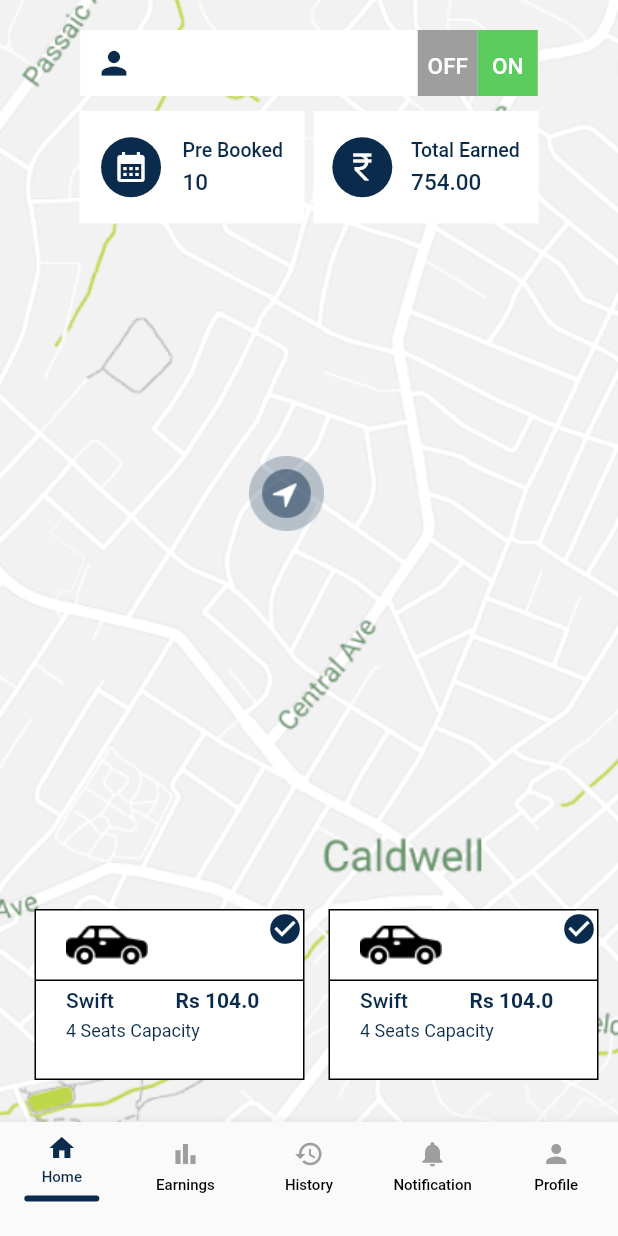
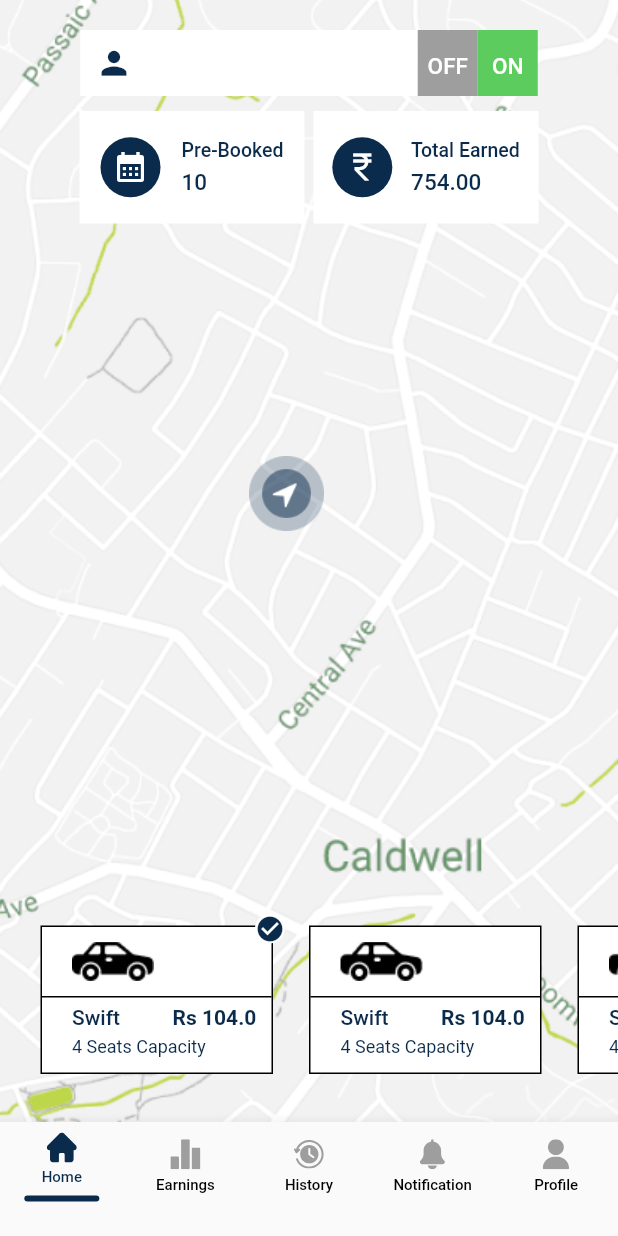
Before and after one commit to Rayarmohan/Jambo-Taxi-app, a Flutter app: the BottomNavigation screen opened by its route, on a phone screen of 412 x 824 dp. Run offline on Flutter 3.47's test engine with Material 3 defaults, Android fonts, the phone set to English and light mode, and no system bars; our stand-ins replace dotted_border, flutter_rating_bar, flutter_screenutil, flutter_svg, get; Roboto replaces fonts that are missing (SF Pro Display).

Commit message:
home page busg fixed

```diff
--- a/lib/features/bottom_navigation/bottom_navigation.dart
+++ b/lib/features/bottom_navigation/bottom_navigation.dart
@@ -12,6 +12,7 @@ import 'package:jambotaxi/features/login/login_screen.dart';
 import 'package:jambotaxi/features/notification/notification_screen.dart';
 import 'package:jambotaxi/features/profile/profile_screen.dart';
 import 'package:jambotaxi/utils/color/app_colors.dart';
+import 'package:jambotaxi/widgets/custom_images.dart';
 
 class BottomNavigation extends StatelessWidget {
   final TextStyle selectedLabelStyle = const TextStyle(
@@ -48,15 +49,15 @@ class BottomNavigation extends StatelessWidget {
     return Obx(
       () => BottomNavigationBar(
         items: [
-          _buildBottomNavigationBarItem('Home', Icons.home,
+          _buildBottomNavigationBarItem('Home', 'bottomnav_home',
               bottomNavigationController.tabIndex.value == 0, context),
-          _buildBottomNavigationBarItem('Earnings', Icons.bar_chart_outlined,
+          _buildBottomNavigationBarItem('Earnings', 'bottomnav_earnings',
               bottomNavigationController.tabIndex.value == 1, context),
-          _buildBottomNavigationBarItem('History', Icons.history_outlined,
+          _buildBottomNavigationBarItem('History', 'bottomnav_history',
               bottomNavigationController.tabIndex.value == 2, context),
-          _buildBottomNavigationBarItem('Notification', Icons.notifications,
+          _buildBottomNavigationBarItem('Notification', 'bottomnav_notifications',
               bottomNavigationController.tabIndex.value == 3, context),
-          _buildBottomNavigationBarItem('Profile', Icons.person,
+          _buildBottomNavigationBarItem('Profile', 'bottomnav_profile',
               bottomNavigationController.tabIndex.value == 4, context),
         ],
         currentIndex: bottomNavigationController.tabIndex.value,
@@ -71,14 +72,16 @@ class BottomNavigation extends StatelessWidget {
   }
 
   BottomNavigationBarItem _buildBottomNavigationBarItem(
-      String label, IconData icon, bool isActive, BuildContext context) {
+      String label, String path , bool isActive, BuildContext context) {
     return BottomNavigationBarItem(
       icon: Column(
         mainAxisSize: MainAxisSize.min,
         children: [
-          Icon(
-            icon,
-            size: 20,
+          CustomSvgImage(
+            imageName: path,
+            height: 20,
+            width: 20,
+            color: Colors.grey,
           ),
           SizedBox(
             height: 5,
@@ -94,10 +97,11 @@ class BottomNavigation extends StatelessWidget {
       activeIcon: Column(
         mainAxisSize: MainAxisSize.min,
         children: [
-          Icon(
-            icon,
+          CustomSvgImage(
             color: AppColors.primeryColor,
-            size: 20,
+            imageName: path,
+            height: 20,
+            width: 20,
           ),
           SizedBox(
             height: 4,
--- a/lib/features/home/home.dart
+++ b/lib/features/home/home.dart
@@ -47,24 +47,23 @@ class Home extends StatelessWidget {
 
   Widget _listview() {
     return Container(
-      height: 130,
+      height: 123,
       child: ListView.builder(
           scrollDirection: Axis.horizontal,
           itemCount: 3,
           itemBuilder: ((context, index) {
-            return GestureDetector(
+            return Stack(
+              children: [
+                GestureDetector(
                   onTap: () => Get.toNamed(AppRoute.ride_request),
                   child: Padding(
-                  padding: const EdgeInsets.all(8.0),
-                  child: Stack(
-                    children: [
-                      Container(
+                    padding: const EdgeInsets.all(12.0),
+                    child: Container(
                       decoration: BoxDecoration(
                           color: Colors.white,
-                            border:
-                                Border.all(width: 1.0, color: Colors.black)),
-                        height: 130,
-                        width: 180,
+                          border: Border.all(width: 1.0, color: Colors.black)),
+                      height: 123,
+                      width: 155,
                       child: Column(
                         children: [
                           Padding(
@@ -95,11 +94,10 @@ class Home extends StatelessWidget {
                             child: Column(
                               children: [
                                 Padding(
-                                    padding: const EdgeInsets.only(
-                                        top: 5.0, left: 20),
+                                  padding:
+                                      const EdgeInsets.only(top: 5.0, left: 20),
                                   child: Row(
-                                      mainAxisAlignment:
-                                          MainAxisAlignment.start,
+                                    mainAxisAlignment: MainAxisAlignment.start,
                                     children: [
                                       Text("Swift",
                                           style: Theme.of(context)
@@ -108,10 +106,10 @@ class Home extends StatelessWidget {
                                               .copyWith(
                                                   fontSize: 14,
                                                   fontWeight: FontWeight.w500,
-                                                    color: AppColors
-                                                        .primeryColor)),
+                                                  color:
+                                                      AppColors.primeryColor)),
                                       SizedBox(
-                                          width: 41,
+                                        width: 35,
                                       ),
                                       Text("Rs 104.0",
                                           style: Theme.of(context)
@@ -120,16 +118,15 @@ class Home extends StatelessWidget {
                                               .copyWith(
                                                   fontSize: 14,
                                                   fontWeight: FontWeight.w700,
-                                                    color: AppColors
-                                                        .primeryColor)),
+                                                  color:
+                                                      AppColors.primeryColor)),
                                     ],
                                   ),
                                 ),
                                 Padding(
                                   padding: const EdgeInsets.only(left: 20.0),
                                   child: Row(
-                                      mainAxisAlignment:
-                                          MainAxisAlignment.start,
+                                    mainAxisAlignment: MainAxisAlignment.start,
                                     children: [
                                       Text("4 Seats Capacity",
                                           style: Theme.of(context)
@@ -139,8 +136,8 @@ class Home extends StatelessWidget {
                                                   height: 1.7,
                                                   fontSize: 12,
                                                   fontWeight: FontWeight.w400,
-                                                    color: AppColors
-                                                        .primeryColor)),
+                                                  color:
+                                                      AppColors.primeryColor)),
                                     ],
                                   ),
                                 )
@@ -150,9 +147,12 @@ class Home extends StatelessWidget {
                         ],
                       ),
                     ),
+                  ),
+                ),
+                if (index == 0)
                 Positioned(
-                        top: 1,
-                        right: 1,
+                  top: 4,
+                  right: 4,
                   child: Container(
                     decoration: const BoxDecoration(
                       color: Colors.white,
@@ -161,12 +161,11 @@ class Home extends StatelessWidget {
                     child: const Icon(
                       Icons.check_circle,
                       color: AppColors.primeryColor,
-                            size: 24,
+                      size: 20,
                     ),
                   ),
                 ),
               ],
-                  )),
             );
           })),
     );
@@ -258,7 +257,7 @@ class Home extends StatelessWidget {
                               mainAxisAlignment: MainAxisAlignment.center,
                               crossAxisAlignment: CrossAxisAlignment.start,
                               children: [
-                                Text("Pre Booked",
+                                Text("Pre-Booked",
                                     style: Theme.of(context)
                                         .textTheme
                                         .bodyLarge!
--- a/lib/main.dart
+++ b/lib/main.dart
@@ -1,6 +1,7 @@
 import 'package:flutter/material.dart';
 import 'package:flutter_screenutil/flutter_screenutil.dart';
 import 'package:get/get.dart';
+import 'package:jambotaxi/features/bottom_navigation/bottom_navigation.dart';
 import 'package:jambotaxi/features/home/home.dart';
 import 'package:jambotaxi/features/profile/editprofile_screen.dart';
 import 'package:jambotaxi/utils/core/theme/app_theme.dart';
@@ -26,8 +27,8 @@ class MyApp extends StatelessWidget {
         theme: AppTheme.appTheme,
         debugShowCheckedModeBanner: false,
         title: 'jambotaxiapp',
-
-        initialRoute: AppRoute.onboard,
+        home: BottomNavigation(),
+        // initialRoute: AppRoute.onboard,
         getPages: appRoutes(),
       ),
     );
```
Also changed, not shown: assets/svgs/bottomnav_earnings.svg (added), assets/svgs/bottomnav_history.svg (added), assets/svgs/bottomnav_home.svg (added), assets/svgs/bottomnav_notifications.svg (added), assets/svgs/bottomnav_profile.svg (added). Lines whose indentation alone changed are shown as unchanged.
